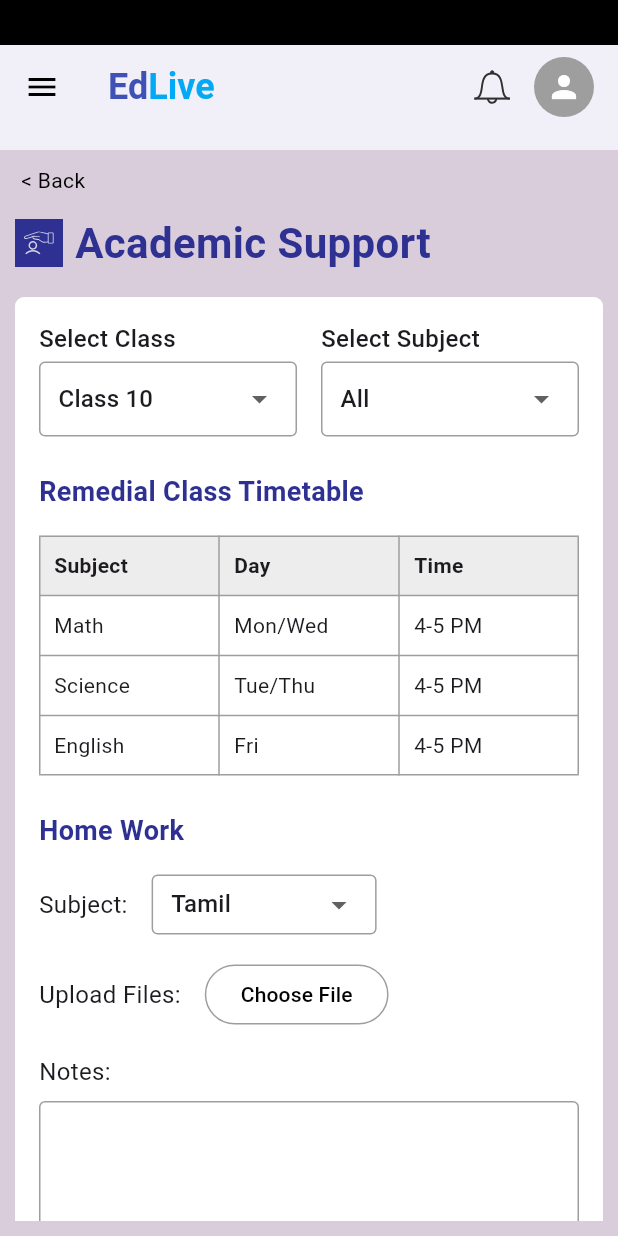
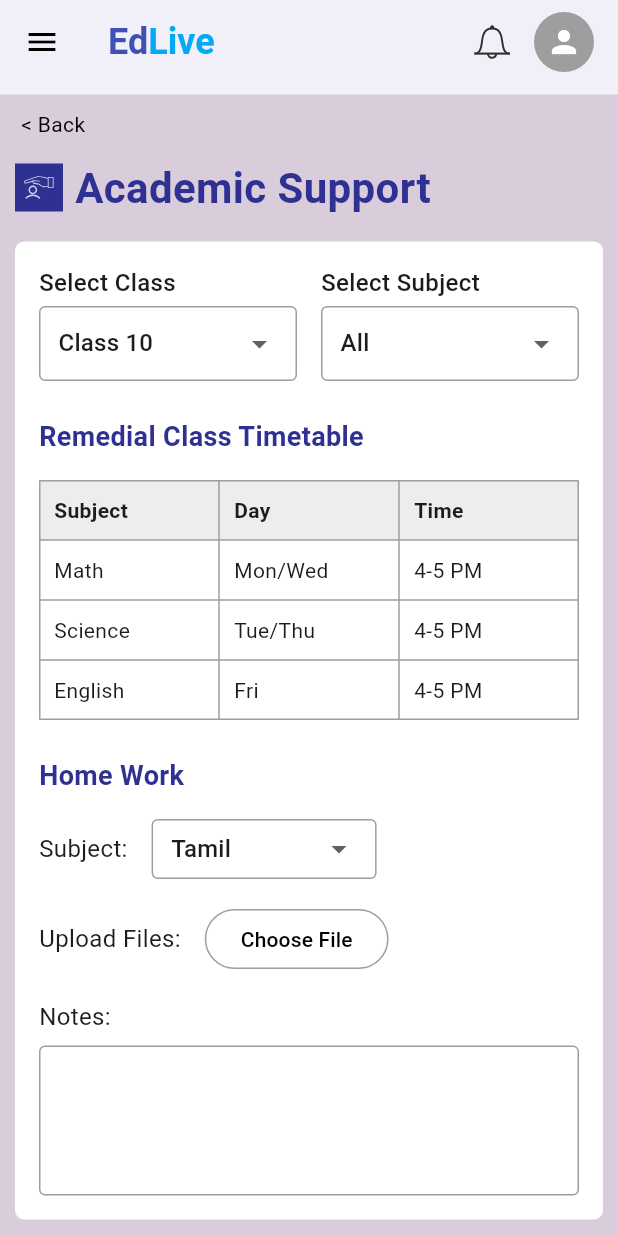
Before and after one commit to Sathiya-Developer007/EDLive-SchoolApp, a Flutter app: the AcademicSupportPage screen opened directly, on a phone screen of 412 x 824 dp. Run offline on Flutter 3.47's test engine with Material 3 defaults, Android fonts, the phone set to English and light mode, and no system bars; our stand-ins replace flutter_svg, qr_flutter, shared_preferences; accounts and stored records are empty.

Commit message:
navbar black container removed

```diff
--- a/lib/widgets/student_app_bar.dart
+++ b/lib/widgets/student_app_bar.dart
@@ -19,7 +19,7 @@ class StudentAppBar extends StatelessWidget implements PreferredSizeWidget {
       preferredSize: preferredSize,
       child: Column(
         children: [
-          Container(height: 30, width: double.infinity, color: Colors.black),
+          // Container(height: 30, width: double.infinity, color: Colors.black),
           Expanded(
             child: AppBar(
               backgroundColor: Colors.white,
@@ -75,5 +75,5 @@ class StudentAppBar extends StatelessWidget implements PreferredSizeWidget {
   }
 
   @override
-  Size get preferredSize => const Size.fromHeight(100);
+  Size get preferredSize => const Size.fromHeight(63);
 }
--- a/lib/widgets/teacher_app_bar.dart
+++ b/lib/widgets/teacher_app_bar.dart
@@ -16,15 +16,15 @@ class TeacherAppBar extends StatelessWidget implements PreferredSizeWidget {
     return PreferredSize(
       preferredSize: const Size.fromHeight(100),
       child: Container(
-        height: 100,
+        height: 63,
         child: Column(
           children: [
             // 🔲 Top black bar
-            Container(
-              height: 30,
-              width: double.infinity,
-              color: Colors.black,
-            ),
+            // Container(
+            //   height: 30,
+            //   width: double.infinity,
+            //   color: Colors.black,
+            // ),
             // ⬜ Main AppBar content
             Expanded(
               child: AppBar(
```
